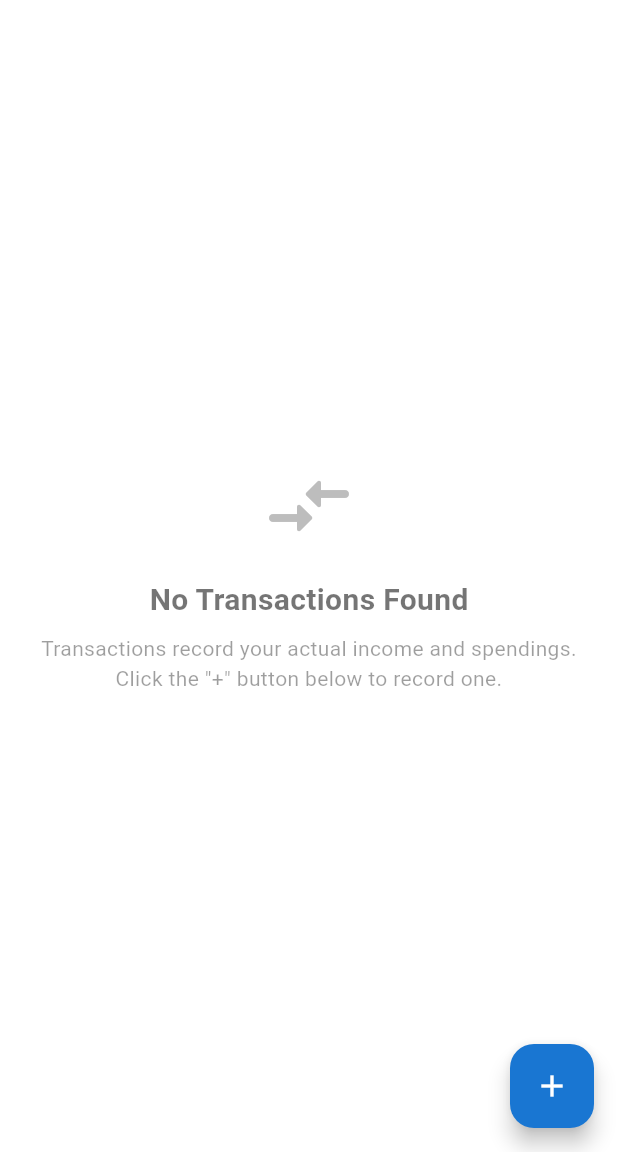
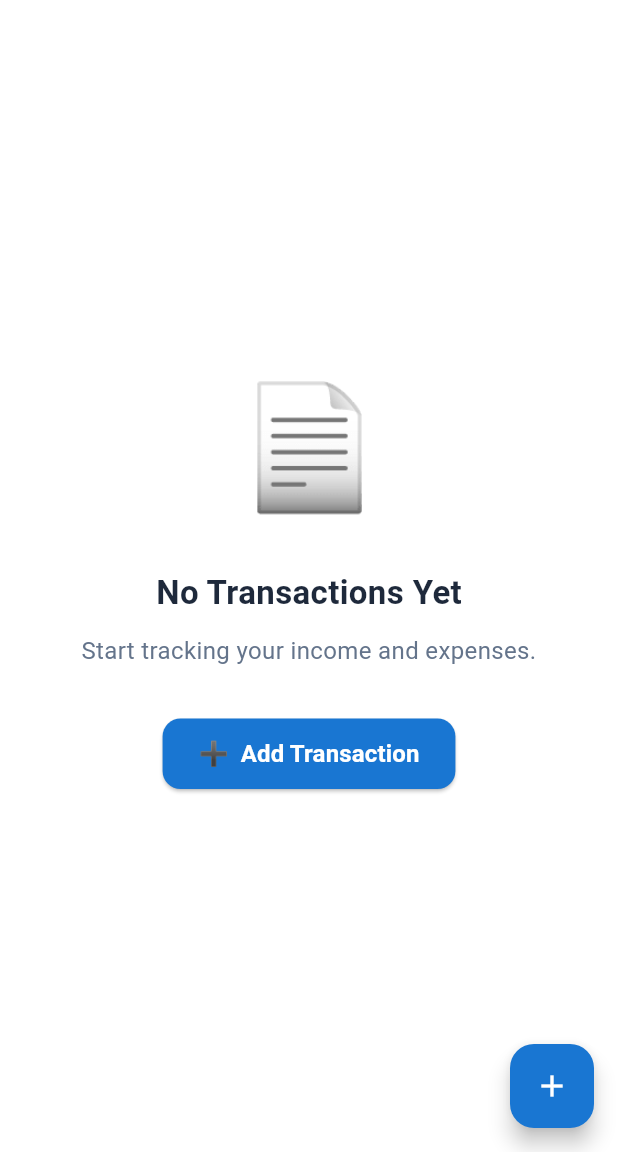
Before and after one commit to MalithShehan/phf_money_management, a Flutter app: the TransactionsScreen screen opened by its route, on a phone screen of 412 x 824 dp, the part 84-1236 px from its top. Run offline on Flutter 3.47's test engine with Material 3 defaults, Android fonts, the phone set to English and light mode, and no system bars; our stand-ins replace drift, equatable, fl_chart, flutter_riverpod, go_router; accounts and stored records are empty; generated files the repository leaves out were written again; statements that could not run were skipped.

Commit message:
feat: beautiful empty states for accounts, categories, transactions and reports

```diff
--- a/lib/features/transactions/presentation/screens/transactions_screen.dart
+++ b/lib/features/transactions/presentation/screens/transactions_screen.dart
@@ -83,21 +83,52 @@ class TransactionsScreen extends ConsumerWidget {
           : transactionState.transactions.isEmpty
               ? Center(
                   child: Padding(
-                    padding: const EdgeInsets.all(24.0),
+                    padding: const EdgeInsets.all(32.0),
                     child: Column(
                       mainAxisAlignment: MainAxisAlignment.center,
                       children: [
-                        Icon(Icons.compare_arrows_rounded, size: 64, color: Colors.grey[400]),
-                        const SizedBox(height: 16),
                         const Text(
-                          'No Transactions Found',
-                          style: TextStyle(fontSize: 20, fontWeight: FontWeight.bold, color: Colors.black54),
+                          '📄',
+                          style: TextStyle(fontSize: 80),
                         ),
-                        const SizedBox(height: 8),
+                        const SizedBox(height: 24),
                         const Text(
-                          'Transactions record your actual income and spendings. Click the "+" button below to record one.',
+                          'No Transactions Yet',
+                          style: TextStyle(
+                            fontSize: 22,
+                            fontWeight: FontWeight.bold,
+                            color: Color(0xFF1E293B),
+                          ),
+                        ),
+                        const SizedBox(height: 12),
+                        const Text(
+                          'Start tracking your income and expenses.',
                           textAlign: TextAlign.center,
-                          style: TextStyle(color: Colors.black38),
+                          style: TextStyle(
+                            fontSize: 16,
+                            color: Color(0xFF64748B),
+                            height: 1.5,
+                          ),
+                        ),
+                        const SizedBox(height: 32),
+                        ElevatedButton.icon(
+                          onPressed: () => context.go('/add-transaction'),
+                          style: ElevatedButton.styleFrom(
+                            backgroundColor: const Color(0xFF1976D2),
+                            foregroundColor: Colors.white,
+                            padding: const EdgeInsets.symmetric(horizontal: 24, vertical: 12),
+                            shape: RoundedRectangleBorder(
+                              borderRadius: BorderRadius.circular(12),
+                            ),
+                          ),
+                          icon: const Text(
+                            '➕',
+                            style: TextStyle(fontSize: 16),
+                          ),
+                          label: const Text(
+                            'Add Transaction',
+                            style: TextStyle(fontSize: 16, fontWeight: FontWeight.bold),
+                          ),
                         ),
                       ],
                     ),
```
Also changed, not shown: lib/features/accounts/presentation/screens/accounts_screen.dart (+18 -7 lines), lib/features/categories/presentation/screens/categories_screen.dart (+19 -8 lines), lib/features/reports/presentation/screens/reports_screen.dart (+20 -10 lines).
